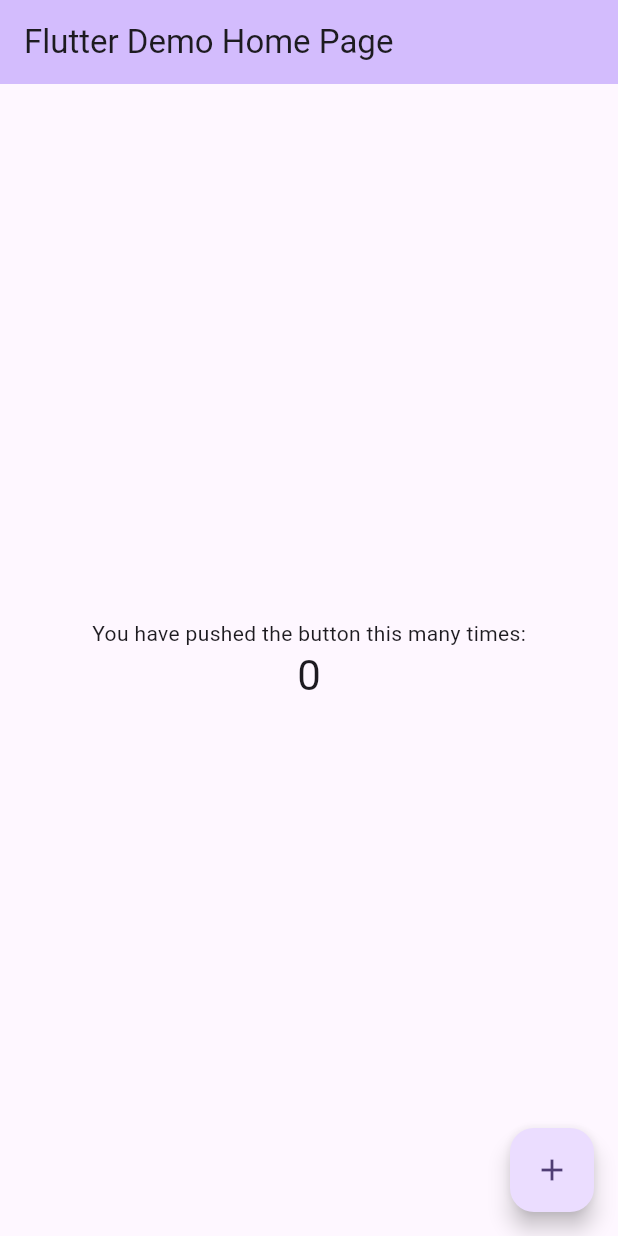
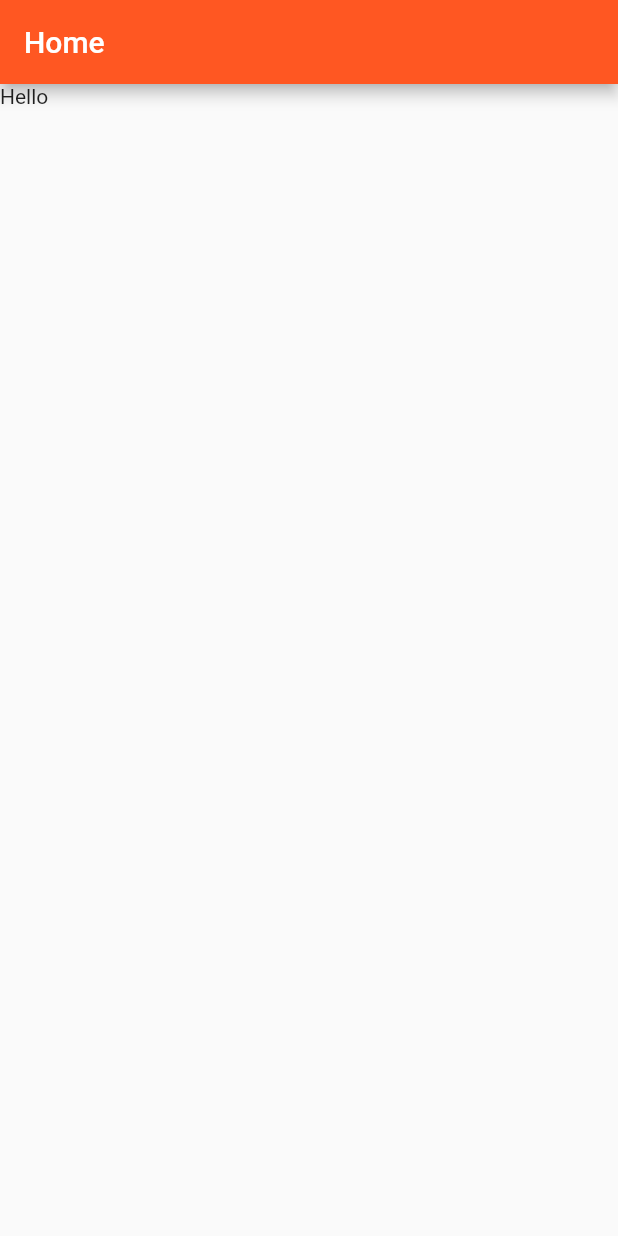
Before and after one commit to teerasej/my-app-tat, a Flutter app: the screen it shows after launch, on a phone screen of 412 x 824 dp. Run offline on Flutter 3.47's test engine with Material 2 defaults, Android fonts, the phone set to English and light mode, and no system bars.

Commit message:
สร้างหน้าแรกด้วยตัวเอง

```diff
--- a/lib/main.dart
+++ b/lib/main.dart
@@ -1,126 +1,20 @@
 import 'package:flutter/material.dart';
 
-// คำสั่ง import
-void main() {
-  runApp(const MyApp());
+main() {
+  runApp(
+    MaterialApp(
+      theme: ThemeData(
+        primarySwatch: Colors.deepOrange,
+        // brightness: Brightness.dark,
+      ),
+      title: "My App",
+      home: Scaffold(
+        appBar: AppBar(
+          title: Text("Home"),
+        ),
+        body: Text("Hello"),
+      ),
+      debugShowCheckedModeBanner: false,
+    ),
+  );
 }
-
-class MyApp extends StatelessWidget {
-  const MyApp({super.key});
-
-  // This widget is the root of your application.
-  @override
-  Widget build(BuildContext context) {
-    return MaterialApp(
-      title: 'Flutter Demo',
-      theme: ThemeData(
-        // This is the theme of your application.
-        //
-        // TRY THIS: Try running your application with "flutter run". You'll see
-        // the application has a blue toolbar. Then, without quitting the app,
-        // try changing the seedColor in the colorScheme below to Colors.green
-        // and then invoke "hot reload" (save your changes or press the "hot
-        // reload" button in a Flutter-supported IDE, or press "r" if you used
-        // the command line to start the app).
-        //
-        // Notice that the counter didn't reset back to zero; the application
-        // state is not lost during the reload. To reset the state, use hot
-        // restart instead.
-        //
-        // This works for code too, not just values: Most code changes can be
-        // tested with just a hot reload.
-        colorScheme: ColorScheme.fromSeed(seedColor: Colors.deepPurple),
-        useMaterial3: true,
-      ),
-      home: const MyHomePage(title: 'Flutter Demo Home Page'),
-    );
-  }
-}
-
-class MyHomePage extends StatefulWidget {
-  const MyHomePage({super.key, required this.title});
-
-  // This widget is the home page of your application. It is stateful, meaning
-  // that it has a State object (defined below) that contains fields that affect
-  // how it looks.
-
-  // This class is the configuration for the state. It holds the values (in this
-  // case the title) provided by the parent (in this case the App widget) and
-  // used by the build method of the State. Fields in a Widget subclass are
-  // always marked "final".
-
-  final String title;
-
-  @override
-  State<MyHomePage> createState() => _MyHomePageState();
-}
-
-class _MyHomePageState extends State<MyHomePage> {
-  int _counter = 0;
-
-  void _incrementCounter() {
-    setState(() {
-      // This call to setState tells the Flutter framework that something has
-      // changed in this State, which causes it to rerun the build method below
-      // so that the display can reflect the updated values. If we changed
-      // _counter without calling setState(), then the build method would not be
-      // called again, and so nothing would appear to happen.
-      _counter++;
-    });
-  }
-
-  @override
-  Widget build(BuildContext context) {
-    // This method is rerun every time setState is called, for instance as done
-    // by the _incrementCounter method above.
-    //
-    // The Flutter framework has been optimized to make rerunning build methods
-    // fast, so that you can just rebuild anything that needs updating rather
-    // than having to individually change instances of widgets.
-    return Scaffold(
-      appBar: AppBar(
-        // TRY THIS: Try changing the color here to a specific color (to
-        // Colors.amber, perhaps?) and trigger a hot reload to see the AppBar
-        // change color while the other colors stay the same.
-        backgroundColor: Theme.of(context).colorScheme.inversePrimary,
-        // Here we take the value from the MyHomePage object that was created by
-        // the App.build method, and use it to set our appbar title.
-        title: Text(widget.title),
-      ),
-      body: Center(
-        // Center is a layout widget. It takes a single child and positions it
-        // in the middle of the parent.
-        child: Column(
-          // Column is also a layout widget. It takes a list of children and
-          // arranges them vertically. By default, it sizes itself to fit its
-          // children horizontally, and tries to be as tall as its parent.
-          //
-          // Column has various properties to control how it sizes itself and
-          // how it positions its children. Here we use mainAxisAlignment to
-          // center the children vertically; the main axis here is the vertical
-          // axis because Columns are vertical (the cross axis would be
-          // horizontal).
-          //
-          // TRY THIS: Invoke "debug painting" (choose the "Toggle Debug Paint"
-          // action in the IDE, or press "p" in the console), to see the
-          // wireframe for each widget.
-          mainAxisAlignment: MainAxisAlignment.center,
-          children: <Widget>[
-            const Text(
-              'You have pushed the button this many times:',
-            ),
-            Text(
-              '$_counter',
-              style: Theme.of(context).textTheme.headlineMedium,
-            ),
-          ],
-        ),
-      ),
-      floatingActionButton: FloatingActionButton(
-        onPressed: _incrementCounter,
-        tooltip: 'Increment',
-        child: const Icon(Icons.add),
-      ), // This trailing comma makes auto-formatting nicer for build methods.
-    );
-  }
-}
```
